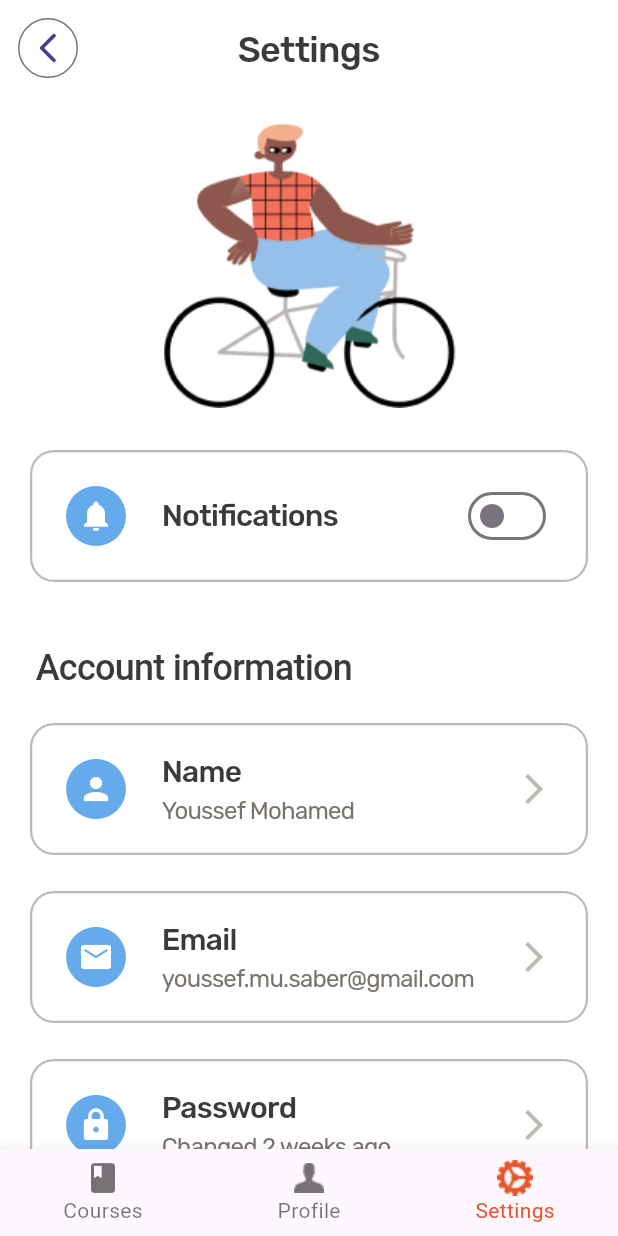
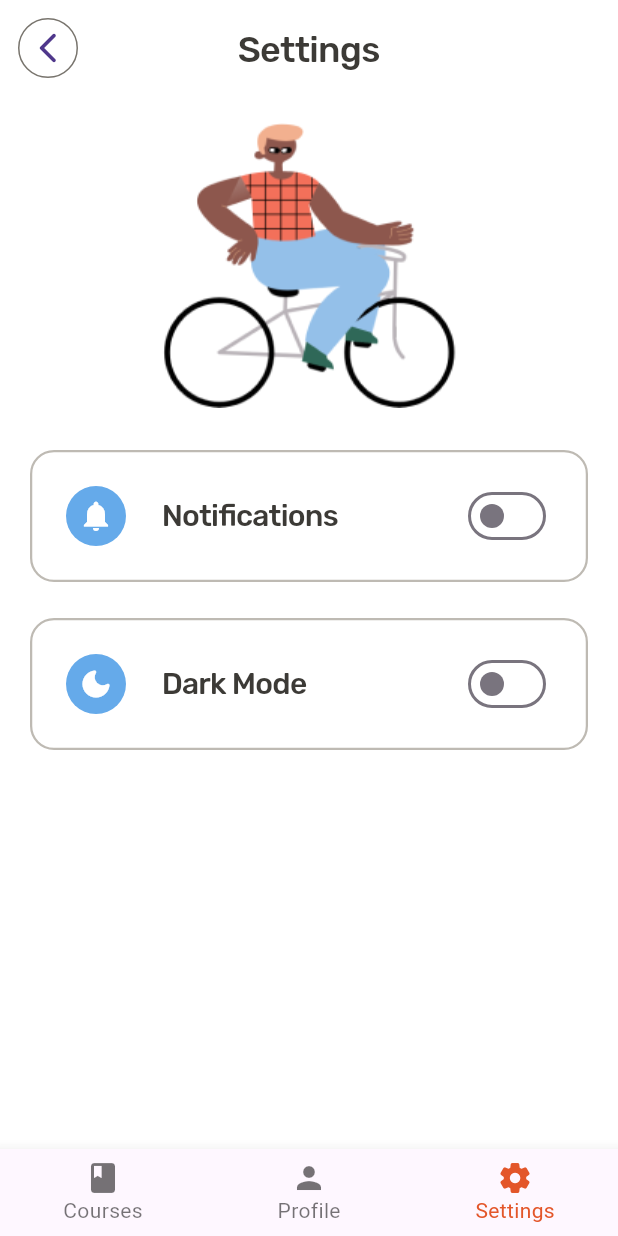
Before and after one commit to YoussefmSaber/coders_oasis, a Flutter app: the screen it shows after launch, item 3 of the bottom bar chosen, on a phone screen of 412 x 824 dp. Run offline on Flutter 3.47's test engine with Material 2 defaults, Android fonts, the phone set to English and light mode, and no system bars; our stand-ins replace bloc, conditional_builder_null_safety, flutter_bloc, google_fonts, google_sign_in, hexcolor and 3 more; missing offline and left inert: supabase_auth_ui; accounts and stored records are empty; statements that could not run were skipped.

Commit message:
Added the cubit to the coursesScreen

```diff
--- a/lib/main.dart
+++ b/lib/main.dart
@@ -3,6 +3,7 @@ import 'package:coders_oasis/screens/authentication-screens/login/login_screen.d
 import 'package:coders_oasis/screens/onboarding/onboarding.dart';
 import 'package:coders_oasis/shared/bloc_observer.dart';
 import 'package:coders_oasis/shared/cubit/applayout-cubit/applayout_cubit.dart';
+import 'package:coders_oasis/shared/cubit/courses-screen-cubit/courses_cubit.dart';
 import 'package:coders_oasis/shared/cubit/onboarding_cubit/onboarding_cubit.dart';
 import 'package:coders_oasis/shared/cubit/onboarding_cubit/onboarding_states.dart';
 import 'package:coders_oasis/shared/cubit/settings-cubit/settings_cubit.dart';
@@ -44,7 +45,8 @@ class MyApp extends StatelessWidget {
         providers: [
           BlocProvider(create: (context) => OnBoardingCubit()),
           BlocProvider(create: (context) => AppLayoutCubit()),
-          BlocProvider(create: (context) => SettingsCubit())
+          BlocProvider(create: (context) => SettingsCubit()),
+          BlocProvider(create: (context) => CoursesScreenCubit())
         ],
         child: BlocConsumer<OnBoardingCubit, OnBoardingStates>(
             listener: (context, state) {},
--- a/lib/screens/app-screens/course-details-screen/course_details_screen.dart
+++ b/lib/screens/app-screens/course-details-screen/course_details_screen.dart
@@ -1,4 +1,3 @@
-import 'package:coders_oasis/layout/app-layout/app_layout.dart';
 import 'package:coders_oasis/shared/components/components.dart';
 import 'package:flutter/material.dart';
 import 'package:google_fonts/google_fonts.dart';
--- a/lib/screens/app-screens/settings-screen/settings_screen.dart
+++ b/lib/screens/app-screens/settings-screen/settings_screen.dart
@@ -48,8 +48,8 @@ class SettingsScreen extends StatelessWidget {
                                 "assets/images/images/settings-image.png")),
                       ),
                       Padding(
-                        padding: const EdgeInsets.only(
-                            left: 16, right: 16, top: 8, bottom: 28),
+                        padding: const EdgeInsets.symmetric(
+                            vertical: 8, horizontal: 16),
                         child: Card(
                           shape: RoundedRectangleBorder(
                             side: BorderSide(width: 1.5, color: gray),
@@ -96,33 +96,55 @@ class SettingsScreen extends StatelessWidget {
                           ),
                         ),
                       ),
-                      Align(
-                        alignment: Alignment.bottomLeft,
-                        child: Padding(
-                          padding: const EdgeInsets.symmetric(
-                              horizontal: 24, vertical: 8),
-                          child: Text(
-                            "Account information",
-                            style: TextStyle(
-                                letterSpacing: -0.50,
-                                fontSize: 24,
-                                fontWeight: FontWeight.w500,
-                                color: darkFont),
+                      Padding(
+                        padding: const EdgeInsets.symmetric(
+                            vertical: 8, horizontal: 16),
+                        child: Card(
+                          shape: RoundedRectangleBorder(
+                            side: BorderSide(width: 1.5, color: gray),
+                            borderRadius: BorderRadius.circular(16),
+                          ),
+                          color: Colors.transparent,
+                          elevation: 0,
+                          surfaceTintColor: Colors.black,
+                          child: Row(
+                            children: [
+                              Padding(
+                                padding: const EdgeInsets.all(24.0),
+                                child: CircleAvatar(
+                                  backgroundColor: secondaryColor,
+                                  child: const Icon(
+                                    Icons.dark_mode_rounded,
+                                    color: Colors.white,
+                                  ),
+                                ),
+                              ),
+                              Text("Dark Mode",
+                                  style: GoogleFonts.rubik(
+                                    textStyle: TextStyle(
+                                        letterSpacing: -0.50,
+                                        fontSize: 20,
+                                        color: darkFont,
+                                        fontWeight: FontWeight.w500),
+                                  )),
+                              const Spacer(),
+                              Padding(
+                                padding: const EdgeInsets.all(24.0),
+                                child: Switch(
+                                    activeColor: lightGray,
+                                    splashRadius: 0,
+                                    materialTapTargetSize:
+                                        MaterialTapTargetSize.shrinkWrap,
+                                    activeTrackColor: successColor,
+                                    inactiveTrackColor: Colors.transparent,
+                                    value: cubit.isNotificationOn,
+                                    onChanged: (state) =>
+                                        cubit.changeNotificationState(state)),
+                              )
+                            ],
                           ),
                         ),
                       ),
-                      settingsItem(
-                          label: "Name",
-                          itemIcon: Icons.person,
-                          subLabel: "Youssef Mohamed"),
-                      settingsItem(
-                          label: "Email",
-                          itemIcon: Icons.email_rounded,
-                          subLabel: "youssef.mu.saber@gmail.com"),
-                      settingsItem(
-                          label: "Password",
-                          itemIcon: Icons.lock_rounded,
-                          subLabel: "Changed 2 weeks ago"),
                     ],
                   ),
                   Padding(
--- a/lib/shared/cubit/applayout-cubit/applayout_cubit.dart
+++ b/lib/shared/cubit/applayout-cubit/applayout_cubit.dart
@@ -14,16 +14,16 @@ class AppLayoutCubit extends Cubit<AppLayoutStates> {
       label: "Courses",
     ),
     BottomNavigationBarItem(
-        icon: ImageIcon(AssetImage("assets/images/icons/profile.png")),
+        icon: Icon(Icons.person),
         label: "Profile"),
     BottomNavigationBarItem(
-        icon: ImageIcon(AssetImage("assets/images/icons/settings.png")),
+        icon: Icon(Icons.settings_rounded),
         label: "Settings")
   ];
-  List<Widget> appScreens = const [
+  List<Widget> appScreens = [
     CoursesScreen(),
-    ProfileScreen(),
-    SettingsScreen()
+    const ProfileScreen(),
+    const SettingsScreen()
   ];
 
   static AppLayoutCubit get(context) => BlocProvider.of(context);
--- /dev/null
+++ b/lib/shared/cubit/courses-screen-cubit/courses_cubit.dart
@@ -0,0 +1,23 @@
+import 'package:bloc/bloc.dart';
+import 'package:coders_oasis/shared/cubit/courses-screen-cubit/courses_states.dart';
+import 'package:flutter_bloc/flutter_bloc.dart';
+
+import '../../../models/course_model.dart';
+import '../../network/remote/supabase_api.dart';
+
+class CoursesScreenCubit extends Cubit<CoursesScreenStates> {
+
+
+  late Future<List<Course>> coursesFuture;
+  final supabaseService = SupabaseService();
+
+  static CoursesScreenCubit get(context) => BlocProvider.of(context);
+
+  CoursesScreenCubit() : super(CoursesScreenInitialState()){
+    coursesFuture = supabaseService.getAllCourses();
+  }
+
+  void changeState() {
+    emit(CoursesScreenLoadingState());
+  }
+}
--- /dev/null
+++ b/lib/shared/cubit/courses-screen-cubit/courses_states.dart
@@ -0,0 +1,5 @@
+abstract class CoursesScreenStates{}
+
+class CoursesScreenInitialState extends CoursesScreenStates{}
+
+class CoursesScreenLoadingState extends CoursesScreenStates{}
```
Also changed, not shown: lib/screens/app-screens/courses-screen/courses_screen.dart (+13 -24 lines), lib/screens/app-screens/profile-screen/profile_screen.dart (+27 -9 lines).
